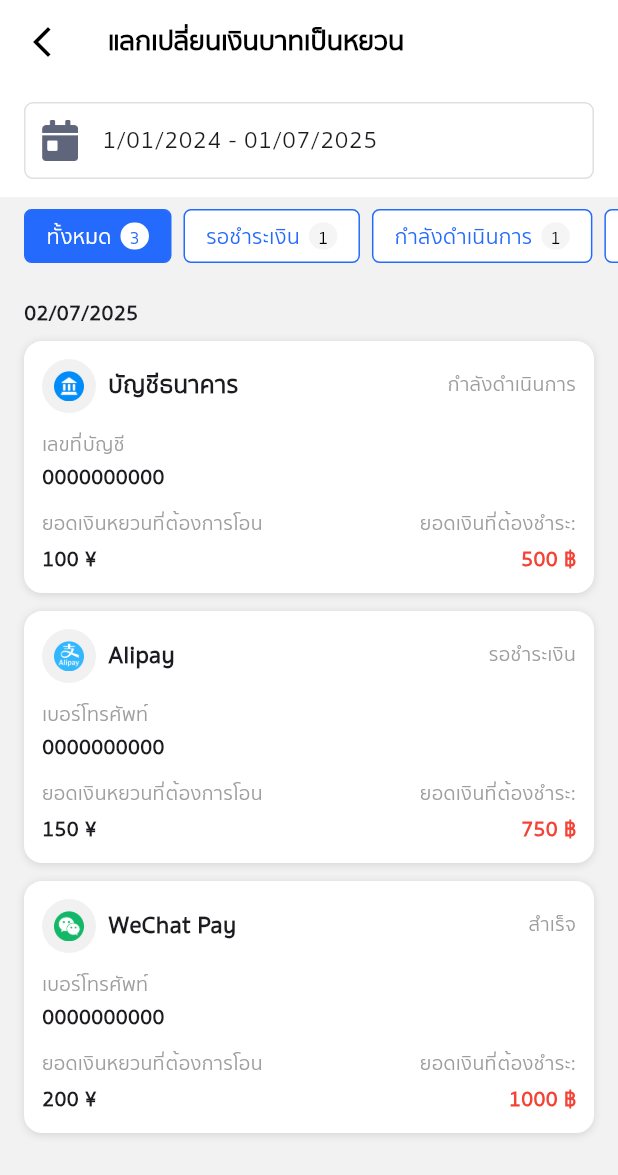
After one commit to AshaTechCorporation/gcargo, a Flutter app: the ExchangeStatusPage screen opened directly, on a phone screen of 412 x 824 dp. The commit adds this screen. Shown: the top 1175 px of the screen. Run offline on Flutter 3.47's test engine with Material 3 defaults, Android fonts, the phone set to English and light mode, and no system bars; our stand-ins replace device_info_plus, dio, file_picker, get, image_picker, shared_preferences; accounts and stored records are empty; network calls fail.

Commit message:
เพิ่มหน้าสถานะ และหน้าอื่นๆ

```diff
--- /dev/null
+++ b/lib/parcel/exchangeStatusPage.dart
@@ -0,0 +1,273 @@
+import 'package:flutter/material.dart';
+import 'package:gcargo/parcel/exchangeDetailPage.dart';
+
+class ExchangeStatusPage extends StatefulWidget {
+  const ExchangeStatusPage({super.key});
+
+  @override
+  State<ExchangeStatusPage> createState() => _ExchangeStatusPageState();
+}
+
+class _ExchangeStatusPageState extends State<ExchangeStatusPage> {
+  String selectedStatus = 'ทั้งหมด';
+
+  final List<String> statusList = ['ทั้งหมด', 'รอชำระเงิน', 'กำลังดำเนินการ', 'สำเร็จ', 'ยกเลิก'];
+  final TextEditingController _dateController = TextEditingController(text: '1/01/2024 - 01/07/2025');
+
+  final List<Map<String, dynamic>> exchanges = [
+    {
+      'date': '02/07/2025',
+      'method': 'บัญชีธนาคาร',
+      'icon': 'assets/icons/bank_icon.png',
+      'ref': '0000000000',
+      'status': 'กำลังดำเนินการ',
+      'cny': '100',
+      'thb': '500',
+    },
+    {
+      'date': '02/07/2025',
+      'method': 'Alipay',
+      'icon': 'assets/icons/alipay_icon.png',
+      'ref': '0000000000',
+      'status': 'รอชำระเงิน',
+      'cny': '150',
+      'thb': '750',
+    },
+    {
+      'date': '02/07/2025',
+      'method': 'WeChat Pay',
+      'icon': 'assets/icons/wechat_icon.png',
+      'ref': '0000000000',
+      'status': 'สำเร็จ',
+      'cny': '200',
+      'thb': '1000',
+    },
+  ];
+
+  @override
+  Widget build(BuildContext context) {
+    final grouped = <String, List<Map<String, dynamic>>>{};
+    for (var item in exchanges) {
+      if (selectedStatus != 'ทั้งหมด' && item['status'] != selectedStatus) continue;
+      grouped.putIfAbsent(item['date'], () => []).add(item);
+    }
+
+    final Map<String, int> statusCounts = {
+      for (var status in statusList) status: exchanges.where((e) => status == 'ทั้งหมด' || e['status'] == status).length,
+    };
+
+    return Scaffold(
+      backgroundColor: const Color(0xFFF2F2F2),
+      appBar: AppBar(
+        backgroundColor: Colors.white,
+        elevation: 0,
+        leading: IconButton(icon: const Icon(Icons.arrow_back_ios_new, color: Colors.black), onPressed: () => Navigator.pop(context)),
+        title: const Text('แลกเปลี่ยนเงินบาทเป็นหยวน', style: TextStyle(color: Colors.black)),
+      ),
+      body: Column(
+        children: [
+          // 🔹 ช่องวันที่แบบ TextField
+          Container(
+            color: Colors.white,
+            padding: const EdgeInsets.symmetric(horizontal: 16, vertical: 12),
+            child: TextFormField(
+              controller: _dateController,
+              readOnly: false,
+              decoration: InputDecoration(
+                prefixIcon: Padding(padding: const EdgeInsets.all(12.0), child: Image.asset('assets/icons/calendar_icon.png', width: 20)),
+                hintText: 'เลือกช่วงวันที่',
+                contentPadding: const EdgeInsets.symmetric(vertical: 0, horizontal: 12),
+                filled: true,
+                fillColor: Colors.white,
+                border: OutlineInputBorder(borderRadius: BorderRadius.circular(6), borderSide: BorderSide(color: Colors.grey.shade300)),
+                enabledBorder: OutlineInputBorder(borderRadius: BorderRadius.circular(6), borderSide: BorderSide(color: Colors.grey.shade300)),
+              ),
+              onTap: () {
+                // TODO: picker date
+              },
+            ),
+          ),
+
+          // 🔹 แถบสถานะ
+          SizedBox(
+            height: 52,
+            child: ListView.separated(
+              padding: const EdgeInsets.symmetric(horizontal: 16, vertical: 8),
+              scrollDirection: Axis.horizontal,
+              itemCount: statusList.length,
+              separatorBuilder: (_, __) => const SizedBox(width: 8),
+              itemBuilder: (_, i) {
+                final status = statusList[i];
+                final isSelected = status == selectedStatus;
+                final count = statusCounts[status] ?? 0;
+
+                return GestureDetector(
+                  onTap: () => setState(() => selectedStatus = status),
+                  child: Container(
+                    padding: const EdgeInsets.symmetric(horizontal: 14, vertical: 8),
+                    decoration: BoxDecoration(
+                      color: isSelected ? const Color(0xFF246BFD) : Colors.white,
+                      border: Border.all(color: const Color(0xFF246BFD)),
+                      borderRadius: BorderRadius.circular(5), // มุมลดลง
+                    ),
+                    child: Row(
+                      children: [
+                        Text(status, style: TextStyle(color: isSelected ? Colors.white : const Color(0xFF246BFD), fontWeight: FontWeight.w500)),
+                        const SizedBox(width: 6),
+                        Container(
+                          padding: const EdgeInsets.symmetric(horizontal: 6, vertical: 2),
+                          decoration: BoxDecoration(
+                            color: isSelected ? Colors.white : const Color(0xFFF5F5F5),
+                            borderRadius: BorderRadius.circular(12),
+                          ),
+                          child: Text('$count', style: TextStyle(fontSize: 12, color: isSelected ? const Color(0xFF246BFD) : Colors.black)),
+                        ),
+                      ],
+                    ),
+                  ),
+                );
+              },
+            ),
+          ),
+
+          // 🔹 รายการ
+          Expanded(
+            child: ListView(
+              padding: const EdgeInsets.all(16),
+              children:
+                  grouped.entries.map((e) {
+                    return Column(
+                      crossAxisAlignment: CrossAxisAlignment.start,
+                      children: [
+                        Text(e.key, style: const TextStyle(fontWeight: FontWeight.bold)),
+                        const SizedBox(height: 8),
+                        ...e.value.map((item) => _buildCard(item)),
+                        const SizedBox(height: 12),
+                      ],
+                    );
+                  }).toList(),
+            ),
+          ),
+        ],
+      ),
+    );
+  }
+
+  Widget _buildCard(Map<String, dynamic> item) {
+    return GestureDetector(
+      onTap: () {
+        if (item['method'] == 'บัญชีธนาคาร') {
+          Navigator.push(
+            context,
+            MaterialPageRoute(
+              builder:
+                  (_) => ExchangeDetailPage(
+                    method: 'บัญชีธนาคาร', // หรือ 'บัญชีธนาคาร', 'WeChat Pay'
+                    iconPath: 'assets/icons/bank_icon.png', // เปลี่ยนตามประเภท
+                    reference: '0000000000',
+                    cny: '100',
+                    thb: '500.00',
+                  ),
+            ),
+          );
+        } else if (item['method'] == 'Alipay') {
+          Navigator.push(
+            context,
+            MaterialPageRoute(
+              builder:
+                  (_) => ExchangeDetailPage(
+                    method: 'Alipay', // หรือ 'บัญชีธนาคาร', 'WeChat Pay'
+                    iconPath: 'assets/icons/alipay_icon.png', // เปลี่ยนตามประเภท
+                    reference: '0000000000',
+                    cny: '100',
+                    thb: '500.00',
+                  ),
+            ),
+          );
+        } else {
+          Navigator.push(
+            context,
+            MaterialPageRoute(
+              builder:
+                  (_) => ExchangeDetailPage(
+                    method: 'WeChat Pay', //
+                    iconPath: 'assets/icons/wechat_icon.png', // เปลี่ยนตามประเภท
+                    reference: '0000000000',
+                    cny: '100',
+                    thb: '500.00',
+                  ),
+            ),
+          );
+        }
+      },
+      child: Container(
+        margin: const EdgeInsets.only(bottom: 12),
+        padding: const EdgeInsets.all(12),
+        decoration: BoxDecoration(
+          color: Colors.white,
+          borderRadius: BorderRadius.circular(12),
+          boxShadow: [BoxShadow(color: Colors.black12, blurRadius: 4, offset: Offset(0, 1))],
+        ),
+        child: Column(
+          crossAxisAlignment: CrossAxisAlignment.start,
+          children: [
+            // 🔹 Row บนสุด ไอคอน + ชื่อ + สถานะ
+            Row(
+              mainAxisAlignment: MainAxisAlignment.spaceBetween,
+              children: [
+                Row(
+                  children: [
+                    Container(
+                      width: 36,
+                      height: 36,
+                      decoration: const BoxDecoration(shape: BoxShape.circle, color: Color(0xFFF1F1F1)),
+                      child: Center(child: Image.asset(item['icon'], width: 20, height: 20)),
+                    ),
+                    const SizedBox(width: 8),
+                    Text(item['method'], style: const TextStyle(fontWeight: FontWeight.bold, fontSize: 16)),
+                  ],
+                ),
+                Text(item['status'], style: const TextStyle(fontSize: 13, color: Colors.grey)),
+              ],
+            ),
+            const SizedBox(height: 12),
+
+            // 🔹 Ref
+            Text(item['method'] == 'บัญชีธนาคาร' ? 'เลขที่บัญชี' : 'เบอร์โทรศัพท์', style: const TextStyle(fontSize: 13, color: Colors.grey)),
+            const SizedBox(height: 2),
+            Text(item['ref'], style: const TextStyle(fontWeight: FontWeight.bold, fontSize: 14)),
+
+            const SizedBox(height: 12),
+
+            // 🔹 แถวข้อมูลยอดเงิน
+            Row(
+              children: [
+                Expanded(
+                  child: Column(
+                    crossAxisAlignment: CrossAxisAlignment.start,
+                    children: [
+                      const Text('ยอดเงินหยวนที่ต้องการโอน', style: TextStyle(fontSize: 13, color: Colors.grey)),
+                      const SizedBox(height: 4),
+                      Text('${item['cny']} ¥', style: const TextStyle(fontWeight: FontWeight.bold, fontSize: 14)),
+                    ],
+                  ),
+                ),
+                const SizedBox(width: 12),
+                Expanded(
+                  child: Column(
+                    crossAxisAlignment: CrossAxisAlignment.end,
+                    children: [
+                      const Text('ยอดเงินที่ต้องชำระ:', style: TextStyle(fontSize: 13, color: Colors.grey)),
+                      const SizedBox(height: 4),
+                      Text('${item['thb']} ฿', style: const TextStyle(color: Colors.red, fontWeight: FontWeight.bold, fontSize: 14)),
+                    ],
+                  ),
+                ),
+              ],
+            ),
+          ],
+        ),
+      ),
+    );
+  }
+}
```
Also changed, not shown: lib/controllers/home_controller.dart (+6 -3 lines), lib/controllers/parcel_controller.dart (+5 -2 lines), lib/home/firstPage.dart (+113 -7 lines), lib/parcel/exchangeDetailPage.dart (added, +129 -0 lines), lib/parcel/orderStatusPage.dart (added, +196 -0 lines), lib/parcel/parcelPage.dart (+10 -1 lines), assets/icons/alipay_icon.png (added), assets/icons/bank_icon.png (added), assets/icons/bitcoin-convert.png (added), assets/icons/box.png, assets/icons/boxGreen.png (added), assets/icons/boxRed.png (added), assets/icons/calendar_icon.png (added), assets/icons/dollar-circle.png (added), 3 more files.
